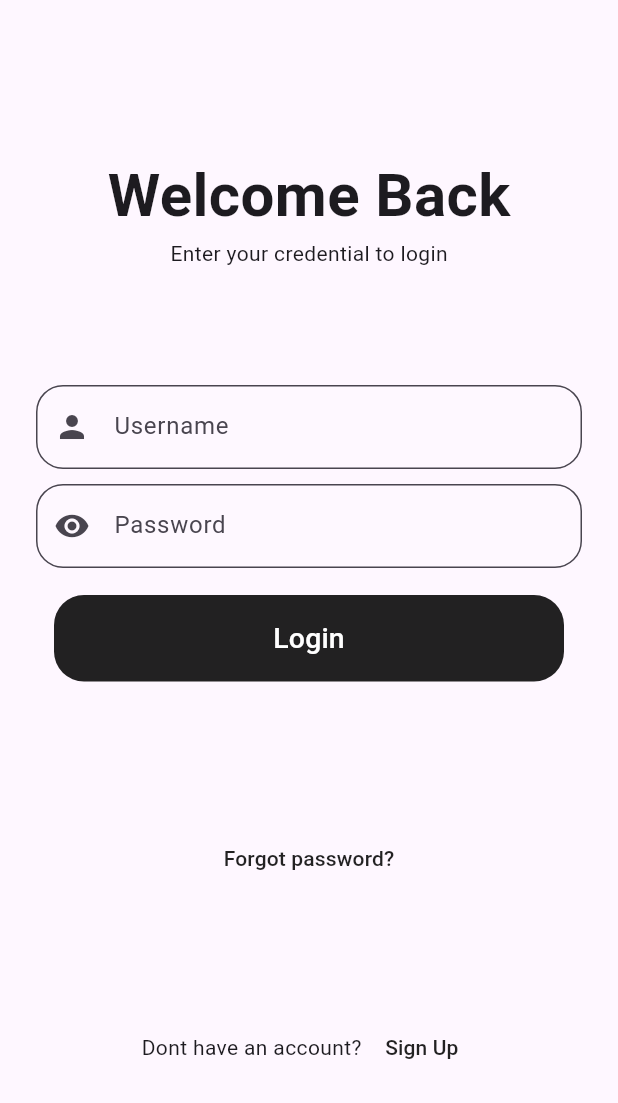
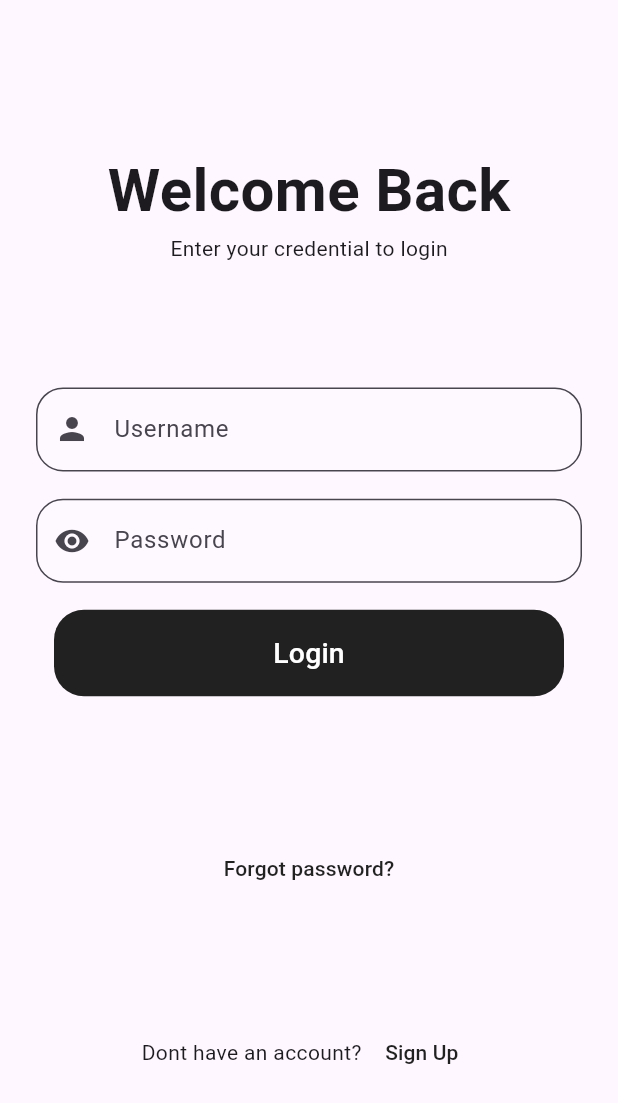
Before and after one commit to Sabithfulail/gem_book_mobile_app, a Flutter app: the screen it shows after launch, on a phone screen of 412 x 824 dp. Shown: the top 1103 px of the screen. Run offline on Flutter 3.47's test engine with Material 3 defaults, Android fonts, the phone set to English and light mode, and no system bars; our stand-ins replace curved_navigation_bar, flutter_svg, sizer.

```diff
--- a/lib/features/presentation/views/home_view/home_view.dart
+++ b/lib/features/presentation/views/home_view/home_view.dart
@@ -356,6 +356,7 @@ class _HomeViewState extends State<HomeView> {
         if (index == 0) {
           // Navigator.pushNamed(context, Routes.kIntroPage);
         } else if (index == 1) {
+          Navigator.pushNamed(context, Routes.kAddPostView);
         } else if (index == 2) {}
         setState(() {});
       },
--- a/lib/features/presentation/widgets/common_appbar.dart
+++ b/lib/features/presentation/widgets/common_appbar.dart
@@ -36,7 +36,7 @@ class CommonAppBar extends StatelessWidget implements PreferredSizeWidget {
           icon: SvgPicture.asset(
             AppImages.icNotificationBell,
             height: 3.h,
-            color: AppColors.baseColor,
+            color: Colors.transparent,
           ),
           onPressed: () {}, // Call onTap function directly
         ),
--- a/lib/features/presentation/widgets/custom_textfield.dart
+++ b/lib/features/presentation/widgets/custom_textfield.dart
@@ -1,20 +1,38 @@
 import 'package:flutter/material.dart';
+import 'package:sizer/sizer.dart';
+
+import '../../../utils/app_colors.dart';
 
 class CustomTextField extends StatelessWidget {
   final String? hintText;
+  final String? labelText;
   final Icon? icon;
   final bool? obscureText;
+  final void Function(String)? onChanged;
 
   const CustomTextField({
     super.key,
     this.hintText,
     this.icon,
     this.obscureText,
+    this.onChanged,
+    this.labelText
   });
 
   @override
   Widget build(BuildContext context) {
-    return TextField(
+    return Column(
+      crossAxisAlignment: CrossAxisAlignment.start,
+      children: [
+        labelText !=null
+            ? Text(labelText??"",
+          style: Theme.of(context).textTheme.bodyMedium!.copyWith(
+            color:AppColors.appBlackColor,
+            fontWeight: FontWeight.bold,
+          ),)
+            :Container(),
+        SizedBox(height: 1.h),
+        TextField(
           decoration: InputDecoration(
             hintText: hintText ?? "",
             border: OutlineInputBorder(
@@ -26,6 +44,8 @@ class CustomTextField extends StatelessWidget {
             prefixIcon: icon,
           ),
           obscureText: obscureText ?? false,
+        )
+      ],
     );
   }
 }
--- a/lib/features/presentation/widgets/gem_card.dart
+++ b/lib/features/presentation/widgets/gem_card.dart
@@ -1,8 +1,8 @@
 import 'package:flutter/cupertino.dart';
 import 'package:flutter/material.dart';
-import 'package:gem_book/units/app_strings.dart';
 import 'package:sizer/sizer.dart';
 
+import '../../../utils/app_strings.dart';
 class GemCardWidget extends StatelessWidget {
   final String imagePath;
   final String name;
@@ -61,7 +61,6 @@ class GemCardWidget extends StatelessWidget {
                             fontSize: 16,
                             fontWeight: FontWeight.bold),
                       ),
-
                       Text(
                         price,
                         style: const TextStyle(
--- a/lib/utils/app_strings.dart
+++ b/lib/utils/app_strings.dart
@@ -19,8 +19,20 @@ class AppStrings {
   static const String profile = "Profile";
   static const String settings = "Settings";
   static const String price = "Price";
+  static const String type = "Type";
+  static const String weight = "Weight";
+  static const String shape = "Shape";
+  static const String colour = "Colour";
+  static const String treatment = "Treatment";
+  static const String enterPrice = "Enter Price";
+  static const String enterType = "Enter Type";
+  static const String enterWeight = "Enter Weight";
+  static const String enterShape = "Enter Shape";
+  static const String enterColour = "Enter Colour";
+  static const String enterTreatmentDetails = "Enter Treatment details";
   static const String addPost = "Add Post";
   static const String priceLKR = "Price (LKR)";
+  static const String addPostDescription = "Please fill below details about Gem Stone ";
 
 
 
--- a/lib/utils/routes.dart
+++ b/lib/utils/routes.dart
@@ -1,6 +1,7 @@
 import 'package:flutter/material.dart';
 import 'package:gem_book/features/presentation/views/login/login_view.dart';
 
+import '../features/presentation/views/add_post/add_post_view.dart';
 import '../features/presentation/views/contact_us/contact_us.dart';
 import '../features/presentation/views/home_view/home_view.dart';
 import '../features/presentation/views/intro/intro_page.dart';
@@ -21,6 +22,7 @@ class Routes {
   static const String kContactUsPage = 'kContactUsPage';
   static const String kNotificationView = 'kNotificationView';
   static const String kGemDetailView = 'kGemDetailView';
+  static const String kAddPostView = 'kAddPostView';
 
 
   static Route<dynamic> generateRoute(RouteSettings settings) {
@@ -68,6 +70,11 @@ class Routes {
           ),
           settings: const RouteSettings(name: kGemDetailView),
         );
+      case Routes.kAddPostView:
+        return MaterialPageRoute(
+          builder: (_) =>  const AddPostView(),
+          settings: const RouteSettings(name: kGemDetailView),
+        );
 
 
 
```
Also changed, not shown: lib/features/presentation/views/add_post/add_post_view.dart (+81 -8 lines), lib/features/presentation/widgets/gem_details_view.dart (+5 -4 lines), lib/features/presentation/widgets/image_border_view.dart (+3 -5 lines). Lines whose indentation alone changed are shown as unchanged.
